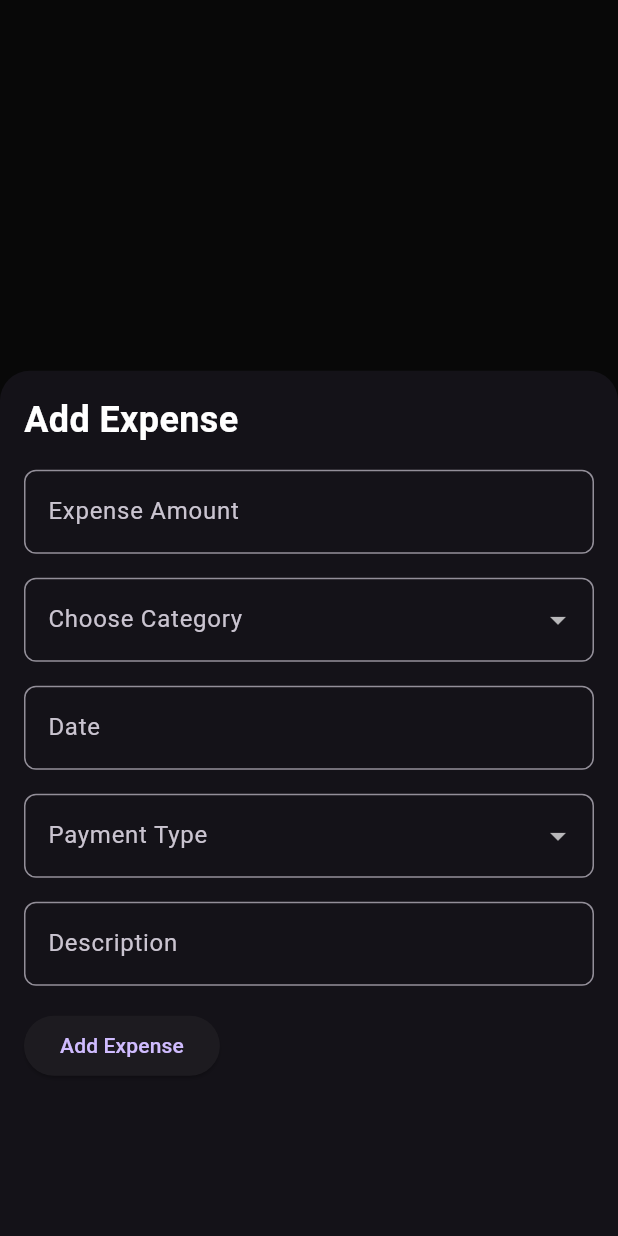
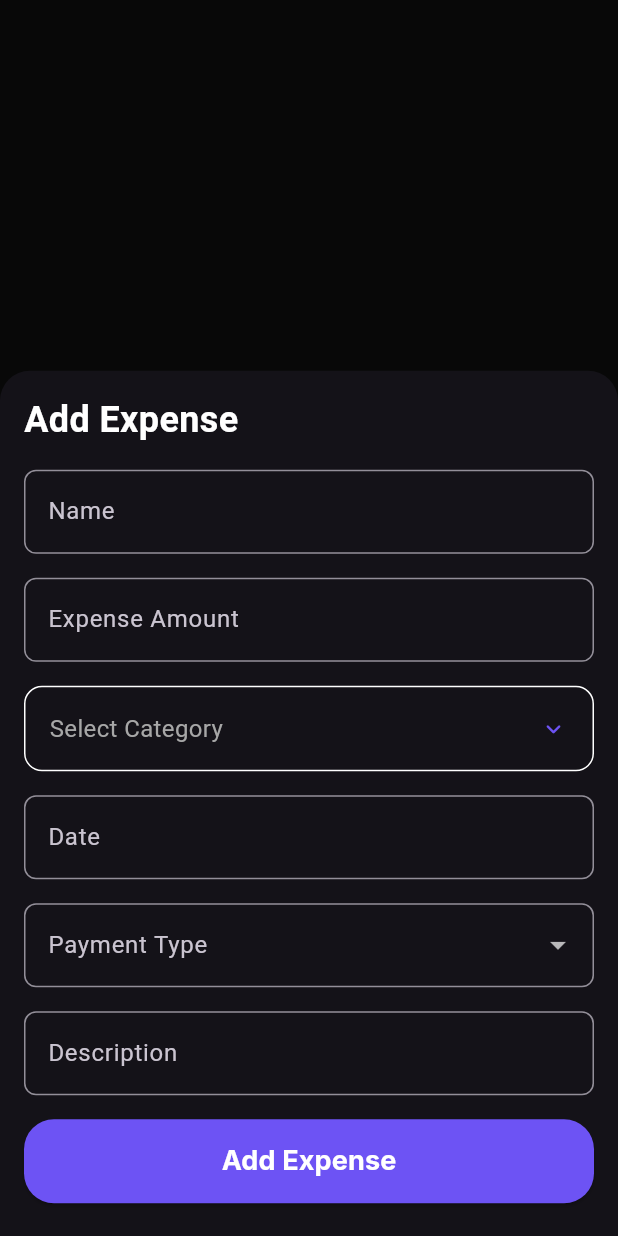
Before and after one commit to hermesgido/pesatrack, a Flutter app: what showAddExpenseModal() shows on an empty page, opened directly, on a phone screen of 412 x 824 dp. Run offline on Flutter 3.47's test engine with Material 3 defaults, Android fonts, the phone set to English and light mode, and no system bars; drawn by our look-alikes of animated_custom_dropdown; our stand-ins replace awesome_bottom_bar, flutter_svg, google_fonts, otp_text_field.

Commit message:
working now

```diff
--- a/lib/main.dart
+++ b/lib/main.dart
@@ -53,10 +53,13 @@ class _MainPageState extends State<MainPage> {
 
   void _onNavBarTapped(int index) {
     if (index == 2) {
-      // Show bottom sheet without changing the page
       showAddExpenseModal(context);
     } else {
-      _pageController.jumpToPage(index);
+      _pageController.animateToPage(
+        index,
+        duration: const Duration(milliseconds: 1), // Adjust duration
+        curve: Curves.easeInOut, // Adjust curve for different effects
+      );
       setState(() {
         _currentIndex = index;
       });
@@ -92,6 +95,8 @@ class _MainPageState extends State<MainPage> {
       body: PageView(
         controller: _pageController,
         onPageChanged: _onPageChanged,
+        physics: const NeverScrollableScrollPhysics(), // Disable swiping
+
         children: [
           HomeScreen(),
           const Center(child: Text('Total Balance Page')),
--- a/lib/widgets/bottom_sheet.dart
+++ b/lib/widgets/bottom_sheet.dart
@@ -1,9 +1,17 @@
+import 'dart:developer';
+
+import 'package:animated_custom_dropdown/custom_dropdown.dart';
 import 'package:flutter/material.dart';
+import 'package:google_fonts/google_fonts.dart';
 
 void showAddExpenseModal(BuildContext context) {
   showModalBottomSheet(
     context: context,
     isScrollControlled: true,
+    transitionAnimationController: AnimationController(
+      duration: const Duration(milliseconds: 3), // Adjust speed here
+      vsync: Navigator.of(context),
+    ),
     backgroundColor: Colors.transparent, // Transparent background
     isDismissible:
         true, // Allows dismissing the modal by tapping outside or pressing the back button
@@ -44,6 +52,15 @@ void showAddExpenseModal(BuildContext context) {
                           const SizedBox(height: 16),
                           TextField(
                             decoration: InputDecoration(
+                              labelText: 'Name',
+                              border: OutlineInputBorder(
+                                borderRadius: BorderRadius.circular(8.0),
+                              ),
+                            ),
+                          ),
+                          const SizedBox(height: 16),
+                          TextField(
+                            decoration: InputDecoration(
                               labelText: 'Expense Amount',
                               border: OutlineInputBorder(
                                 borderRadius: BorderRadius.circular(8.0),
@@ -51,22 +68,7 @@ void showAddExpenseModal(BuildContext context) {
                             ),
                           ),
                           const SizedBox(height: 16),
-                          DropdownButtonFormField(
-                            decoration: InputDecoration(
-                              labelText: 'Choose Category',
-                              border: OutlineInputBorder(
-                                borderRadius: BorderRadius.circular(8.0),
-                              ),
-                            ),
-                            items: const [
-                              DropdownMenuItem(
-                                  child: Text("Food"), value: "Food"),
-                              DropdownMenuItem(
-                                  child: Text("Transport"), value: "Transport"),
-                              // Add more categories here
-                            ],
-                            onChanged: (value) {},
-                          ),
+                          const SearchDropdown(),
                           const SizedBox(height: 16),
                           TextField(
                             decoration: InputDecoration(
@@ -113,11 +115,31 @@ void showAddExpenseModal(BuildContext context) {
                             ),
                           ),
                           const SizedBox(height: 16),
-                          ElevatedButton(
-                            onPressed: () {
-                              // Handle save expense action here
-                            },
-                            child: const Text('Add Expense'),
+                          SizedBox(
+                            width: double.infinity,
+                            // decoration: BoxDecoration(),
+                            child: ElevatedButton(
+                              onPressed: () {
+                                // navigateToMessagesScreen(context);
+                              },
+                              style: ElevatedButton.styleFrom(
+                                backgroundColor: const Color(0xFF6D53F4),
+                                shape: RoundedRectangleBorder(
+                                  borderRadius: BorderRadius.circular(20),
+                                ),
+                              ),
+                              child: Padding(
+                                padding:
+                                    const EdgeInsets.symmetric(vertical: 15),
+                                child: Text(
+                                  'Add Expense',
+                                  style: GoogleFonts.inter(
+                                      fontSize: 18,
+                                      fontWeight: FontWeight.bold,
+                                      color: Colors.white),
+                                ),
+                              ),
+                            ),
                           ),
                         ],
                       ),
@@ -132,3 +154,60 @@ void showAddExpenseModal(BuildContext context) {
     },
   );
 }
+
+class Job with CustomDropdownListFilter {
+  final String name;
+  final IconData icon;
+  const Job(this.name, this.icon);
+
+  @override
+  String toString() {
+    return name;
+  }
+
+  @override
+  bool filter(String query) {
+    return name.toLowerCase().contains(query.toLowerCase());
+  }
+}
+
+const List<Job> _list = [
+  Job('Developer', Icons.developer_mode),
+  Job('Designer', Icons.design_services),
+  Job('Consultant', Icons.account_balance),
+  Job('Student', Icons.school),
+];
+
+class SearchDropdown extends StatelessWidget {
+  const SearchDropdown({Key? key}) : super(key: key);
+
+  @override
+  Widget build(BuildContext context) {
+    return CustomDropdown<Job>.search(
+      decoration: CustomDropdownDecoration(
+        closedFillColor: Theme.of(context).colorScheme.background,
+        closedBorderRadius: BorderRadius.circular(12),
+        closedBorder: const Border(
+            bottom: BorderSide(
+              color: Colors.white,
+            ),
+            top: BorderSide(
+              color: Colors.white,
+            ),
+            left: BorderSide(
+              color: Colors.white,
+            ),
+            right: BorderSide(
+              color: Colors.white,
+            )),
+        expandedFillColor: Theme.of(context).colorScheme.background,
+      ),
+      hintText: 'Select Category',
+      items: _list,
+      excludeSelected: false,
+      onChanged: (value) {
+        log('changing value to: $value');
+      },
+    );
+  }
+}
--- a/pubspec.yaml
+++ b/pubspec.yaml
@@ -40,6 +40,7 @@ dependencies:
   timer_button: any
   awesome_bottom_bar: ^1.2.4
   google_fonts: ^6.2.1
+  animated_custom_dropdown: ^3.1.1
 
 dev_dependencies:
   flutter_test:
```
Also changed, not shown: pubspec.lock.
